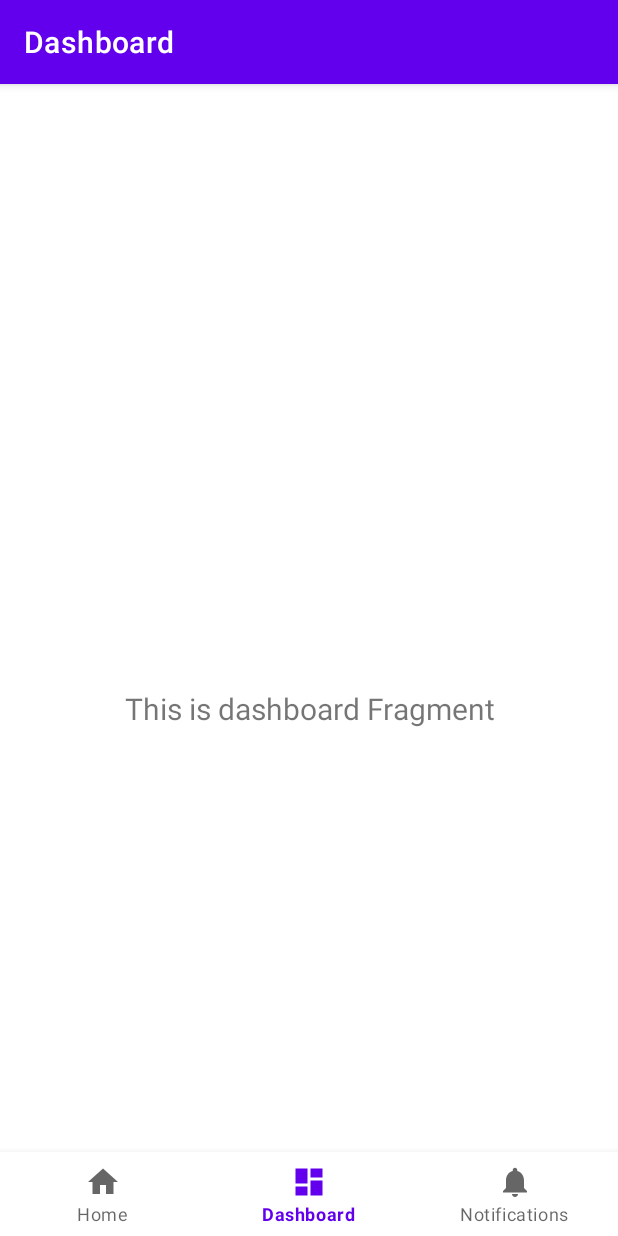
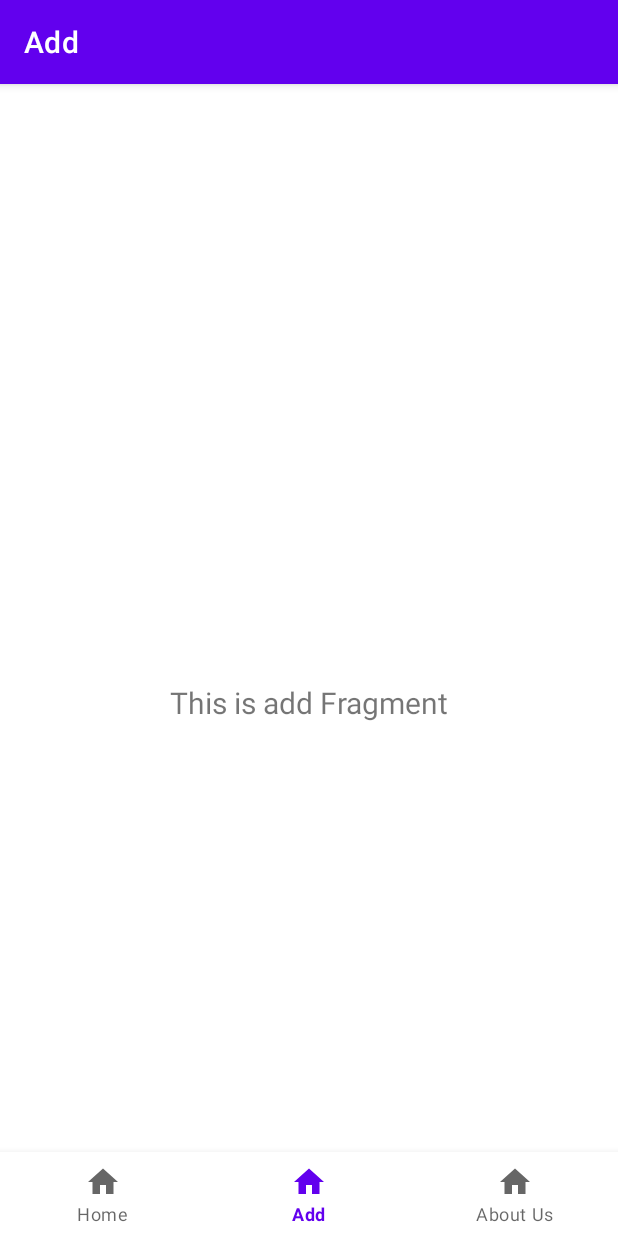
Before and after one commit to Lev1reG/Pokegama, an Android app: the screen it shows after launch (MainActivity), item 2 of the bottom bar chosen, on a phone screen of 412 x 824 dp. Run offline under Robolectric (Android 15) with nearby library versions, the phone set to English and light mode, and no system bars; our stand-ins replace navigation-ui.

Commit message:
feat: home, add, and about us menu navigation

```diff
--- a/app/build.gradle.kts
+++ b/app/build.gradle.kts
@@ -48,6 +48,8 @@ dependencies {
     implementation(libs.androidx.lifecycle.viewmodel.ktx)
     implementation(libs.androidx.navigation.fragment.ktx)
     implementation(libs.androidx.navigation.ui.ktx)
+    implementation(libs.androidx.legacy.support.v4)
+    implementation(libs.androidx.fragment.ktx)
     testImplementation(libs.junit)
     androidTestImplementation(libs.androidx.junit)
     androidTestImplementation(libs.androidx.espresso.core)
--- a/app/src/main/java/com/example/pokegama/MainActivity.kt
+++ b/app/src/main/java/com/example/pokegama/MainActivity.kt
@@ -26,7 +26,7 @@ class MainActivity : AppCompatActivity() {
         // menu should be considered as top level destinations.
         val appBarConfiguration = AppBarConfiguration(
             setOf(
-                R.id.navigation_home, R.id.navigation_dashboard, R.id.navigation_notifications
+                R.id.navigation_home, R.id.navigation_add, R.id.navigation_about
             )
         )
         setupActionBarWithNavController(navController, appBarConfiguration)
--- /dev/null
+++ b/app/src/main/java/com/example/pokegama/ui/add/AddFragment.kt
@@ -0,0 +1,31 @@
+package com.example.pokegama.ui.add
+
+import androidx.fragment.app.viewModels
+import android.os.Bundle
+import androidx.fragment.app.Fragment
+import android.view.LayoutInflater
+import android.view.View
+import android.view.ViewGroup
+import com.example.pokegama.R
+
+class AddFragment : Fragment() {
+
+    companion object {
+        fun newInstance() = AddFragment()
+    }
+
+    private val viewModel: AddViewModel by viewModels()
+
+    override fun onCreate(savedInstanceState: Bundle?) {
+        super.onCreate(savedInstanceState)
+
+        // TODO: Use the ViewModel
+    }
+
+    override fun onCreateView(
+        inflater: LayoutInflater, container: ViewGroup?,
+        savedInstanceState: Bundle?
+    ): View {
+        return inflater.inflate(R.layout.fragment_add, container, false)
+    }
+}
--- a/app/src/main/java/com/example/pokegama/ui/dashboard/DashboardFragment.kt
+++ /dev/null
@@ -1,42 +0,0 @@
-package com.example.pokegama.ui.dashboard
-
-import android.os.Bundle
-import android.view.LayoutInflater
-import android.view.View
-import android.view.ViewGroup
-import android.widget.TextView
-import androidx.fragment.app.Fragment
-import androidx.lifecycle.ViewModelProvider
-import com.example.pokegama.databinding.FragmentDashboardBinding
-
-class DashboardFragment : Fragment() {
-
-    private var _binding: FragmentDashboardBinding? = null
-
-    // This property is only valid between onCreateView and
-    // onDestroyView.
-    private val binding get() = _binding!!
-
-    override fun onCreateView(
-        inflater: LayoutInflater,
-        container: ViewGroup?,
-        savedInstanceState: Bundle?
-    ): View {
-        val dashboardViewModel =
-            ViewModelProvider(this).get(DashboardViewModel::class.java)
-
-        _binding = FragmentDashboardBinding.inflate(inflater, container, false)
-        val root: View = binding.root
-
-        val textView: TextView = binding.textDashboard
-        dashboardViewModel.text.observe(viewLifecycleOwner) {
-            textView.text = it
-        }
-        return root
-    }
-
-    override fun onDestroyView() {
-        super.onDestroyView()
-        _binding = null
-    }
-}
--- a/app/src/main/java/com/example/pokegama/ui/dashboard/DashboardViewModel.kt
+++ /dev/null
@@ -1,13 +0,0 @@
-package com.example.pokegama.ui.dashboard
-
-import androidx.lifecycle.LiveData
-import androidx.lifecycle.MutableLiveData
-import androidx.lifecycle.ViewModel
-
-class DashboardViewModel : ViewModel() {
-
-    private val _text = MutableLiveData<String>().apply {
-        value = "This is dashboard Fragment"
-    }
-    val text: LiveData<String> = _text
-}
--- a/app/src/main/res/layout/fragment_dashboard.xml
+++ b/app/src/main/res/layout/fragment_about.xml
@@ -4,19 +4,17 @@
     xmlns:tools="http://schemas.android.com/tools"
     android:layout_width="match_parent"
     android:layout_height="match_parent"
-    tools:context=".ui.dashboard.DashboardFragment">
+    tools:context=".ui.about.AboutFragment">
 
     <TextView
-        android:id="@+id/text_dashboard"
         android:layout_width="match_parent"
         android:layout_height="wrap_content"
-        android:layout_marginStart="8dp"
-        android:layout_marginTop="8dp"
-        android:layout_marginEnd="8dp"
+        android:text="This is about Fragment"
         android:textAlignment="center"
         android:textSize="20sp"
         app:layout_constraintBottom_toBottomOf="parent"
         app:layout_constraintEnd_toEndOf="parent"
         app:layout_constraintStart_toStartOf="parent"
         app:layout_constraintTop_toTopOf="parent" />
+
 </androidx.constraintlayout.widget.ConstraintLayout>
--- a/app/src/main/res/layout/fragment_notifications.xml
+++ b/app/src/main/res/layout/fragment_add.xml
@@ -4,19 +4,17 @@
     xmlns:tools="http://schemas.android.com/tools"
     android:layout_width="match_parent"
     android:layout_height="match_parent"
-    tools:context=".ui.notifications.NotificationsFragment">
+    tools:context=".ui.add.AddFragment">
 
     <TextView
-        android:id="@+id/text_notifications"
         android:layout_width="match_parent"
         android:layout_height="wrap_content"
-        android:layout_marginStart="8dp"
-        android:layout_marginTop="8dp"
-        android:layout_marginEnd="8dp"
+        android:text="This is add Fragment"
         android:textAlignment="center"
         android:textSize="20sp"
         app:layout_constraintBottom_toBottomOf="parent"
         app:layout_constraintEnd_toEndOf="parent"
         app:layout_constraintStart_toStartOf="parent"
         app:layout_constraintTop_toTopOf="parent" />
+
 </androidx.constraintlayout.widget.ConstraintLayout>
--- a/app/src/main/res/menu/bottom_nav_menu.xml
+++ b/app/src/main/res/menu/bottom_nav_menu.xml
@@ -7,13 +7,13 @@
         android:title="@string/title_home" />
 
     <item
-        android:id="@+id/navigation_dashboard"
-        android:icon="@drawable/ic_dashboard_black_24dp"
-        android:title="@string/title_dashboard" />
+        android:id="@+id/navigation_add"
+        android:icon="@drawable/ic_home_black_24dp"
+        android:title="@string/title_add"  />
 
     <item
-        android:id="@+id/navigation_notifications"
-        android:icon="@drawable/ic_notifications_black_24dp"
-        android:title="@string/title_notifications" />
+        android:id="@+id/navigation_about"
+        android:icon="@drawable/ic_home_black_24dp"
+        android:title="@string/title_about"  />
 
 </menu>
--- a/app/src/main/res/navigation/mobile_navigation.xml
+++ b/app/src/main/res/navigation/mobile_navigation.xml
@@ -12,14 +12,15 @@
         tools:layout="@layout/fragment_home" />
 
     <fragment
-        android:id="@+id/navigation_dashboard"
-        android:name="com.example.pokegama.ui.dashboard.DashboardFragment"
-        android:label="@string/title_dashboard"
-        tools:layout="@layout/fragment_dashboard" />
+        android:id="@+id/navigation_add"
+        android:name="com.example.pokegama.ui.add.AddFragment"
+        android:label="@string/title_add"
+        tools:layout="@layout/fragment_add" />
 
     <fragment
-        android:id="@+id/navigation_notifications"
-        android:name="com.example.pokegama.ui.notifications.NotificationsFragment"
-        android:label="@string/title_notifications"
-        tools:layout="@layout/fragment_notifications" />
+        android:id="@+id/navigation_about"
+        android:name="com.example.pokegama.ui.about.AboutFragment"
+        android:label="@string/title_about"
+        tools:layout="@layout/fragment_about" />
+
 </navigation>
--- a/app/src/main/res/values/strings.xml
+++ b/app/src/main/res/values/strings.xml
@@ -1,8 +1,6 @@
 <resources>
     <string name="app_name">Pokegama</string>
     <string name="title_home">Home</string>
-    <string name="title_dashboard">Dashboard</string>
-    <string name="title_notifications">Notifications</string>
-<!-- TODO: Remove or change this placeholder text -->
-    <string name="hello_blank_fragment">Hello blank fragment</string>
+    <string name="title_add">Add</string>
+    <string name="title_about">About Us</string>
 </resources>
--- a/gradle/libs.versions.toml
+++ b/gradle/libs.versions.toml
@@ -12,6 +12,8 @@ lifecycleLivedataKtx = "2.6.1"
 lifecycleViewmodelKtx = "2.6.1"
 navigationFragmentKtx = "2.6.0"
 navigationUiKtx = "2.6.0"
+legacySupportV4 = "1.0.0"
+fragmentKtx = "1.5.6"
 
 [libraries]
 androidx-core-ktx = { group = "androidx.core", name = "core-ktx", version.ref = "coreKtx" }
@@ -25,6 +27,8 @@ androidx-lifecycle-livedata-ktx = { group = "androidx.lifecycle", name = "lifecy
 androidx-lifecycle-viewmodel-ktx = { group = "androidx.lifecycle", name = "lifecycle-viewmodel-ktx", version.ref = "lifecycleViewmodelKtx" }
 androidx-navigation-fragment-ktx = { group = "androidx.navigation", name = "navigation-fragment-ktx", version.ref = "navigationFragmentKtx" }
 androidx-navigation-ui-ktx = { group = "androidx.navigation", name = "navigation-ui-ktx", version.ref = "navigationUiKtx" }
+androidx-legacy-support-v4 = { group = "androidx.legacy", name = "legacy-support-v4", version.ref = "legacySupportV4" }
+androidx-fragment-ktx = { group = "androidx.fragment", name = "fragment-ktx", version.ref = "fragmentKtx" }
 
 [plugins]
 android-application = { id = "com.android.application", version.ref = "agp" }
```
Also changed, not shown: app/src/main/java/com/example/pokegama/ui/about/AboutFragment.kt (added, +18 -0 lines), app/src/main/java/com/example/pokegama/ui/add/AddViewModel.kt (added, +7 -0 lines), app/src/main/java/com/example/pokegama/ui/notifications/NotificationsFragment.kt (deleted, +0 -42 lines), app/src/main/java/com/example/pokegama/ui/notifications/NotificationsViewModel.kt (deleted, +0 -13 lines).
